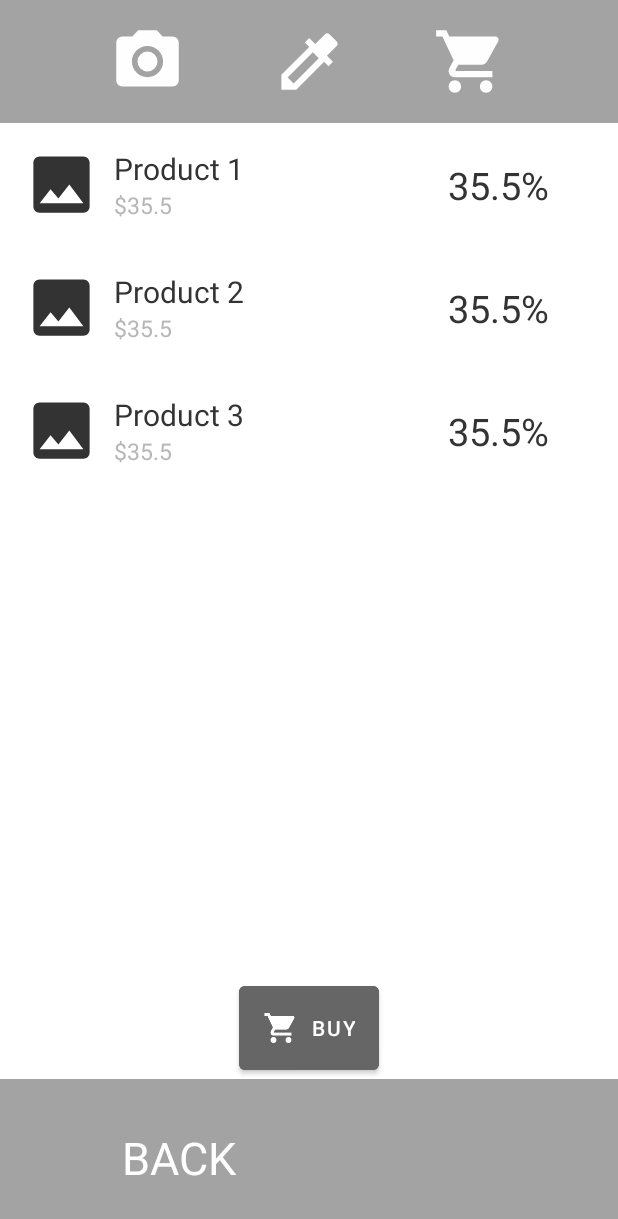
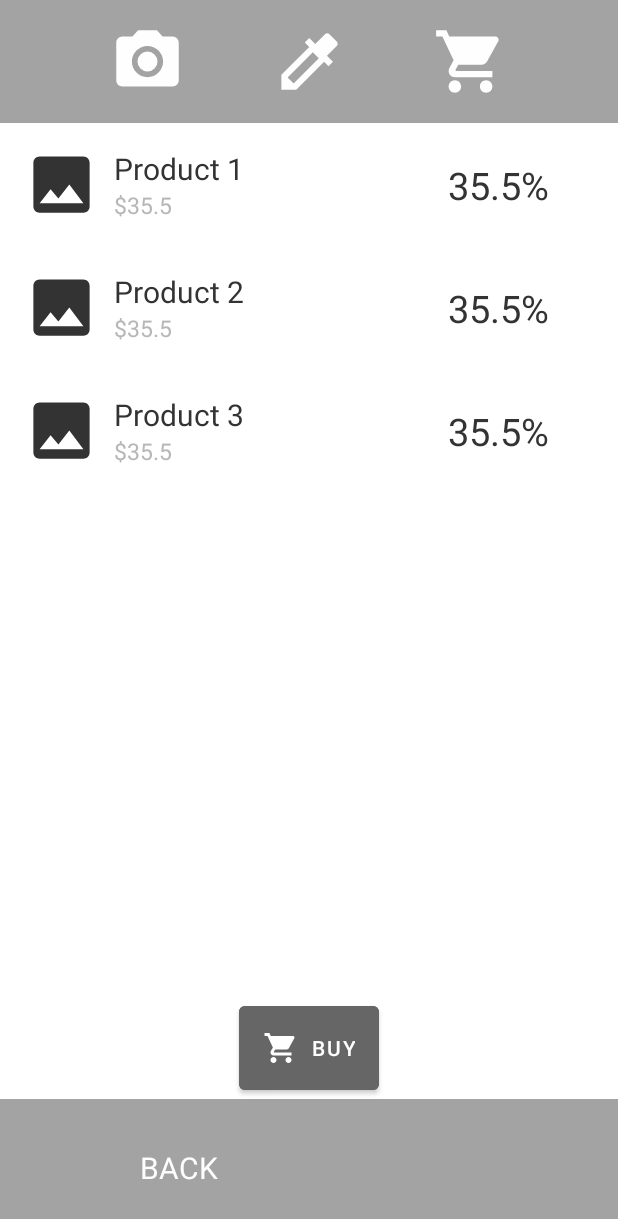
Before and after one commit to milosursulovic/easy-makeup, an Android app: the ProductsFragment screen opened through its navigation route, on a phone screen of 412 x 824 dp. Shown: the top 1219 px of the screen. Run offline under Robolectric (Android 15) with nearby library versions, the phone set to English and light mode, and no system bars; our stand-ins replace Dagger/Hilt's generated code.

Commit message:
Reduce bottom menu text views text size

```diff
--- a/app/src/main/res/layout/bottom_menu.xml
+++ b/app/src/main/res/layout/bottom_menu.xml
@@ -14,7 +14,7 @@
         android:text="@string/dummy"
         android:textAlignment="center"
         android:textColor="@color/ep_white"
-        android:textSize="30sp" />
+        android:textSize="20sp" />
 
     <TextView
         android:id="@+id/tv_2"
@@ -24,6 +24,6 @@
         android:text="@string/dummy"
         android:textAlignment="center"
         android:textColor="@color/ep_white"
-        android:textSize="30sp" />
+        android:textSize="20sp" />
 
 </LinearLayout>
```
